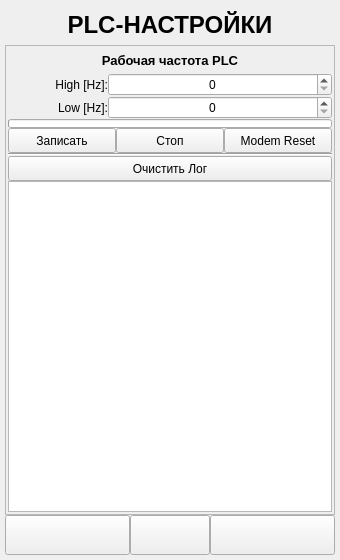
The window that ANDROID_FORMS/plc_settings_form.ui (DavidSiegman/PLC_RF_Configurator) describes before a commit, drawn with Qt 5.
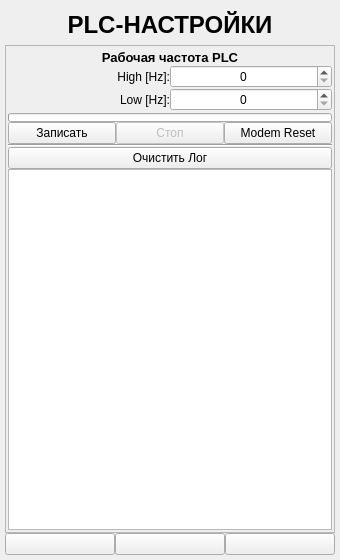
The same window after the commit. Icons and pictures are not drawn.

What changed in the file:
```diff
--- a/ANDROID_FORMS/plc_settings_form.ui
+++ b/ANDROID_FORMS/plc_settings_form.ui
@@ -30,7 +30,7 @@
     <number>5</number>
    </property>
    <item>
-    <widget class="QLabel" name="label_2">
+    <widget class="QLabel" name="label_1">
      <property name="sizePolicy">
       <sizepolicy hsizetype="Expanding" vsizetype="Minimum">
        <horstretch>0</horstretch>
@@ -73,7 +73,7 @@
         <x>0</x>
         <y>0</y>
         <width>328</width>
-        <height>466</height>
+        <height>468</height>
        </rect>
       </property>
       <layout class="QVBoxLayout" name="verticalLayout">
@@ -93,9 +93,27 @@
         <number>2</number>
        </property>
        <item>
-        <widget class="QLabel" name="label_58">
+        <widget class="QWidget" name="Freq_Widget" native="true">
+         <layout class="QVBoxLayout" name="verticalLayout_3">
+          <property name="spacing">
+           <number>0</number>
+          </property>
+          <property name="leftMargin">
+           <number>0</number>
+          </property>
+          <property name="topMargin">
+           <number>2</number>
+          </property>
+          <property name="rightMargin">
+           <number>0</number>
+          </property>
+          <property name="bottomMargin">
+           <number>2</number>
+          </property>
+          <item>
+           <widget class="QLabel" name="label_2">
          <property name="sizePolicy">
-          <sizepolicy hsizetype="Minimum" vsizetype="Minimum">
+             <sizepolicy hsizetype="Expanding" vsizetype="Minimum">
            <horstretch>0</horstretch>
            <verstretch>0</verstretch>
           </sizepolicy>
@@ -103,7 +121,7 @@
          <property name="minimumSize">
           <size>
            <width>0</width>
-           <height>25</height>
+              <height>0</height>
           </size>
          </property>
          <property name="maximumSize">
@@ -129,120 +147,11 @@
         </widget>
        </item>
        <item>
-        <layout class="QHBoxLayout" name="horizontalLayout_93">
-         <property name="spacing">
-          <number>0</number>
-         </property>
-         <item>
-          <widget class="QLabel" name="label_59">
-           <property name="sizePolicy">
-            <sizepolicy hsizetype="Maximum" vsizetype="Minimum">
-             <horstretch>0</horstretch>
-             <verstretch>0</verstretch>
-            </sizepolicy>
-           </property>
-           <property name="minimumSize">
-            <size>
-             <width>100</width>
-             <height>20</height>
-            </size>
-           </property>
-           <property name="maximumSize">
-            <size>
-             <width>16777215</width>
-             <height>16777215</height>
-            </size>
-           </property>
-           <property name="font">
-            <font>
-             <family>Microsoft YaHei UI</family>
-            </font>
-           </property>
-           <property name="text">
-            <string>High [Hz]:</string>
-           </property>
-           <property name="alignment">
-            <set>Qt::AlignRight|Qt::AlignTrailing|Qt::AlignVCenter</set>
-           </property>
-          </widget>
-         </item>
-         <item>
-          <widget class="QSpinBox" name="PLC_HighF">
-           <property name="sizePolicy">
-            <sizepolicy hsizetype="Minimum" vsizetype="Minimum">
-             <horstretch>0</horstretch>
-             <verstretch>0</verstretch>
-            </sizepolicy>
-           </property>
-           <property name="minimumSize">
-            <size>
-             <width>0</width>
-             <height>20</height>
-            </size>
-           </property>
-           <property name="maximumSize">
-            <size>
-             <width>16777215</width>
-             <height>16777215</height>
-            </size>
-           </property>
-           <property name="font">
-            <font>
-             <family>Microsoft YaHei UI</family>
-            </font>
-           </property>
-           <property name="alignment">
-            <set>Qt::AlignCenter</set>
-           </property>
-           <property name="maximum">
-            <number>999999</number>
-           </property>
-          </widget>
-         </item>
-        </layout>
-       </item>
-       <item>
-        <layout class="QHBoxLayout" name="horizontalLayout_101">
-         <property name="spacing">
-          <number>0</number>
-         </property>
-         <item>
-          <widget class="QLabel" name="label_64">
-           <property name="sizePolicy">
-            <sizepolicy hsizetype="Maximum" vsizetype="Minimum">
-             <horstretch>0</horstretch>
-             <verstretch>0</verstretch>
-            </sizepolicy>
-           </property>
-           <property name="minimumSize">
-            <size>
-             <width>100</width>
-             <height>20</height>
-            </size>
-           </property>
-           <property name="maximumSize">
-            <size>
-             <width>16777215</width>
-             <height>16777215</height>
-            </size>
-           </property>
-           <property name="font">
-            <font>
-             <family>Microsoft YaHei UI</family>
-            </font>
-           </property>
-           <property name="text">
-            <string>Low [Hz]:</string>
-           </property>
-           <property name="alignment">
-            <set>Qt::AlignRight|Qt::AlignTrailing|Qt::AlignVCenter</set>
-           </property>
-          </widget>
-         </item>
-         <item>
+           <layout class="QGridLayout" name="gridLayout">
+            <item row="1" column="1">
           <widget class="QSpinBox" name="PLC_LowF">
            <property name="sizePolicy">
-            <sizepolicy hsizetype="Minimum" vsizetype="Minimum">
+               <sizepolicy hsizetype="Expanding" vsizetype="Minimum">
              <horstretch>0</horstretch>
              <verstretch>0</verstretch>
             </sizepolicy>
@@ -250,7 +159,7 @@
            <property name="minimumSize">
             <size>
              <width>0</width>
-             <height>20</height>
+                <height>0</height>
             </size>
            </property>
            <property name="maximumSize">
@@ -272,7 +181,109 @@
            </property>
           </widget>
          </item>
-        </layout>
+            <item row="1" column="0">
+             <widget class="QLabel" name="label_4">
+              <property name="sizePolicy">
+               <sizepolicy hsizetype="Expanding" vsizetype="Minimum">
+                <horstretch>0</horstretch>
+                <verstretch>0</verstretch>
+               </sizepolicy>
+              </property>
+              <property name="minimumSize">
+               <size>
+                <width>100</width>
+                <height>0</height>
+               </size>
+              </property>
+              <property name="maximumSize">
+               <size>
+                <width>16777215</width>
+                <height>16777215</height>
+               </size>
+              </property>
+              <property name="font">
+               <font>
+                <family>Microsoft YaHei UI</family>
+               </font>
+              </property>
+              <property name="text">
+               <string>Low [Hz]:</string>
+              </property>
+              <property name="alignment">
+               <set>Qt::AlignRight|Qt::AlignTrailing|Qt::AlignVCenter</set>
+              </property>
+             </widget>
+            </item>
+            <item row="0" column="1">
+             <widget class="QSpinBox" name="PLC_HighF">
+              <property name="sizePolicy">
+               <sizepolicy hsizetype="Expanding" vsizetype="Minimum">
+                <horstretch>0</horstretch>
+                <verstretch>0</verstretch>
+               </sizepolicy>
+              </property>
+              <property name="minimumSize">
+               <size>
+                <width>0</width>
+                <height>0</height>
+               </size>
+              </property>
+              <property name="maximumSize">
+               <size>
+                <width>16777215</width>
+                <height>16777215</height>
+               </size>
+              </property>
+              <property name="font">
+               <font>
+                <family>Microsoft YaHei UI</family>
+               </font>
+              </property>
+              <property name="alignment">
+               <set>Qt::AlignCenter</set>
+              </property>
+              <property name="maximum">
+               <number>999999</number>
+              </property>
+             </widget>
+            </item>
+            <item row="0" column="0">
+             <widget class="QLabel" name="label_3">
+              <property name="sizePolicy">
+               <sizepolicy hsizetype="Expanding" vsizetype="Minimum">
+                <horstretch>0</horstretch>
+                <verstretch>0</verstretch>
+               </sizepolicy>
+              </property>
+              <property name="minimumSize">
+               <size>
+                <width>100</width>
+                <height>0</height>
+               </size>
+              </property>
+              <property name="maximumSize">
+               <size>
+                <width>16777215</width>
+                <height>16777215</height>
+               </size>
+              </property>
+              <property name="font">
+               <font>
+                <family>Microsoft YaHei UI</family>
+               </font>
+              </property>
+              <property name="text">
+               <string>High [Hz]:</string>
+              </property>
+              <property name="alignment">
+               <set>Qt::AlignRight|Qt::AlignTrailing|Qt::AlignVCenter</set>
+              </property>
+             </widget>
+            </item>
+           </layout>
+          </item>
+         </layout>
+        </widget>
        </item>
        <item>
         <widget class="QProgressBar" name="progress">
@@ -307,7 +318,7 @@
          <item>
           <widget class="QPushButton" name="Write">
            <property name="sizePolicy">
-            <sizepolicy hsizetype="Minimum" vsizetype="Minimum">
+            <sizepolicy hsizetype="Expanding" vsizetype="Minimum">
              <horstretch>0</horstretch>
              <verstretch>0</verstretch>
             </sizepolicy>
@@ -315,7 +326,7 @@
            <property name="minimumSize">
             <size>
              <width>0</width>
-             <height>25</height>
+             <height>0</height>
             </size>
            </property>
            <property name="font">
@@ -330,8 +341,11 @@
          </item>
          <item>
           <widget class="QPushButton" name="Stop">
+           <property name="enabled">
+            <bool>false</bool>
+           </property>
            <property name="sizePolicy">
-            <sizepolicy hsizetype="Minimum" vsizetype="Minimum">
+            <sizepolicy hsizetype="Expanding" vsizetype="Minimum">
              <horstretch>0</horstretch>
              <verstretch>0</verstretch>
             </sizepolicy>
@@ -339,7 +353,7 @@
            <property name="minimumSize">
             <size>
              <width>0</width>
-             <height>25</height>
+             <height>0</height>
             </size>
            </property>
            <property name="font">
@@ -353,9 +367,30 @@
           </widget>
          </item>
          <item>
+          <widget class="QWidget" name="Reset_Widget" native="true">
+           <property name="enabled">
+            <bool>true</bool>
+           </property>
+           <layout class="QVBoxLayout" name="verticalLayout_4">
+            <property name="spacing">
+             <number>0</number>
+            </property>
+            <property name="leftMargin">
+             <number>0</number>
+            </property>
+            <property name="topMargin">
+             <number>0</number>
+            </property>
+            <property name="rightMargin">
+             <number>0</number>
+            </property>
+            <property name="bottomMargin">
+             <number>0</number>
+            </property>
+            <item>
           <widget class="QPushButton" name="Reset">
            <property name="sizePolicy">
-            <sizepolicy hsizetype="Minimum" vsizetype="Minimum">
+               <sizepolicy hsizetype="Expanding" vsizetype="Minimum">
              <horstretch>0</horstretch>
              <verstretch>0</verstretch>
             </sizepolicy>
@@ -363,7 +398,7 @@
            <property name="minimumSize">
             <size>
              <width>0</width>
-             <height>25</height>
+                <height>0</height>
             </size>
            </property>
            <property name="font">
@@ -377,6 +412,9 @@
           </widget>
          </item>
         </layout>
+          </widget>
+         </item>
+        </layout>
        </item>
        <item>
         <widget class="Line" name="line">
@@ -387,10 +425,16 @@
        </item>
        <item>
         <widget class="QPushButton" name="ClearConsole">
+         <property name="sizePolicy">
+          <sizepolicy hsizetype="Expanding" vsizetype="Minimum">
+           <horstretch>0</horstretch>
+           <verstretch>0</verstretch>
+          </sizepolicy>
+         </property>
          <property name="minimumSize">
           <size>
            <width>0</width>
-           <height>25</height>
+           <height>0</height>
           </size>
          </property>
          <property name="font">
@@ -408,7 +452,7 @@
          <property name="minimumSize">
           <size>
            <width>0</width>
-           <height>200</height>
+           <height>0</height>
           </size>
          </property>
          <property name="font">
@@ -431,7 +475,7 @@
      <item>
       <widget class="QPushButton" name="Back">
        <property name="sizePolicy">
-        <sizepolicy hsizetype="Minimum" vsizetype="Minimum">
+        <sizepolicy hsizetype="Expanding" vsizetype="Minimum">
          <horstretch>0</horstretch>
          <verstretch>0</verstretch>
         </sizepolicy>
@@ -439,7 +483,7 @@
        <property name="minimumSize">
         <size>
          <width>0</width>
-         <height>25</height>
+         <height>0</height>
         </size>
        </property>
        <property name="text">
@@ -460,20 +504,20 @@
      <item>
       <widget class="QPushButton" name="btnSettings">
        <property name="sizePolicy">
-        <sizepolicy hsizetype="Minimum" vsizetype="Minimum">
+        <sizepolicy hsizetype="Expanding" vsizetype="Minimum">
          <horstretch>0</horstretch>
          <verstretch>0</verstretch>
         </sizepolicy>
        </property>
        <property name="minimumSize">
         <size>
-         <width>40</width>
-         <height>40</height>
+         <width>0</width>
+         <height>0</height>
         </size>
        </property>
        <property name="maximumSize">
         <size>
-         <width>80</width>
+         <width>16777215</width>
          <height>16777215</height>
         </size>
        </property>
@@ -498,7 +542,7 @@
      <item>
       <widget class="QPushButton" name="Next">
        <property name="sizePolicy">
-        <sizepolicy hsizetype="Minimum" vsizetype="Minimum">
+        <sizepolicy hsizetype="Expanding" vsizetype="Minimum">
          <horstretch>0</horstretch>
          <verstretch>0</verstretch>
         </sizepolicy>
@@ -506,7 +550,7 @@
        <property name="minimumSize">
         <size>
          <width>0</width>
-         <height>25</height>
+         <height>0</height>
         </size>
        </property>
        <property name="text">
```
Lines whose indentation alone changed are shown as unchanged.
